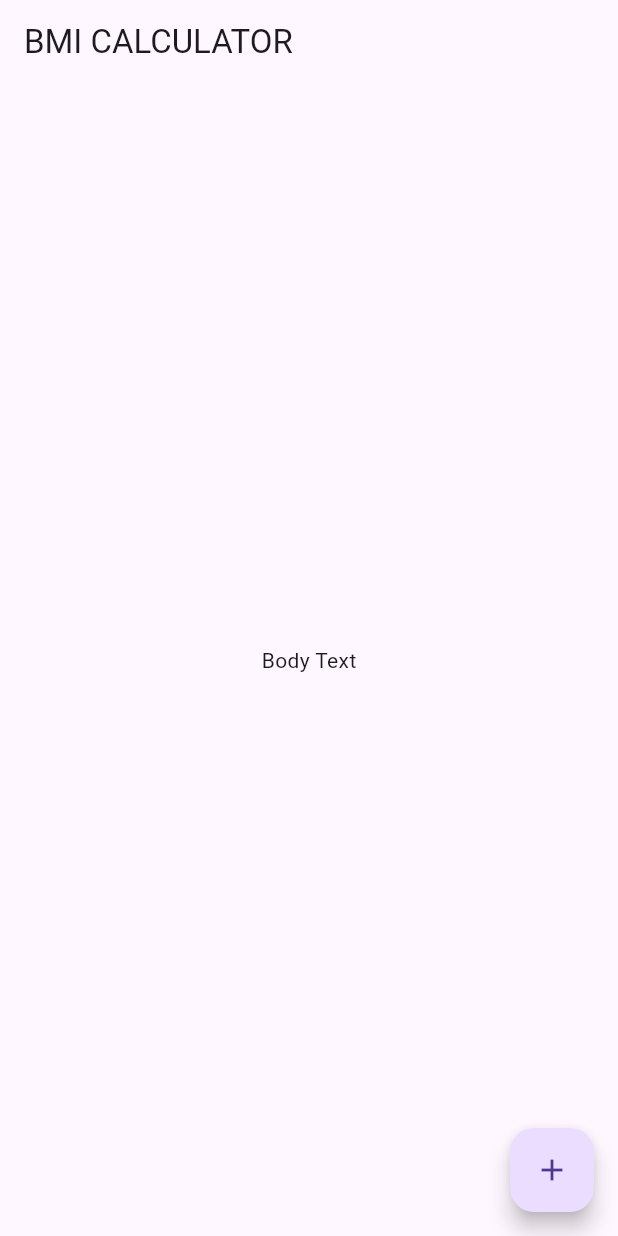
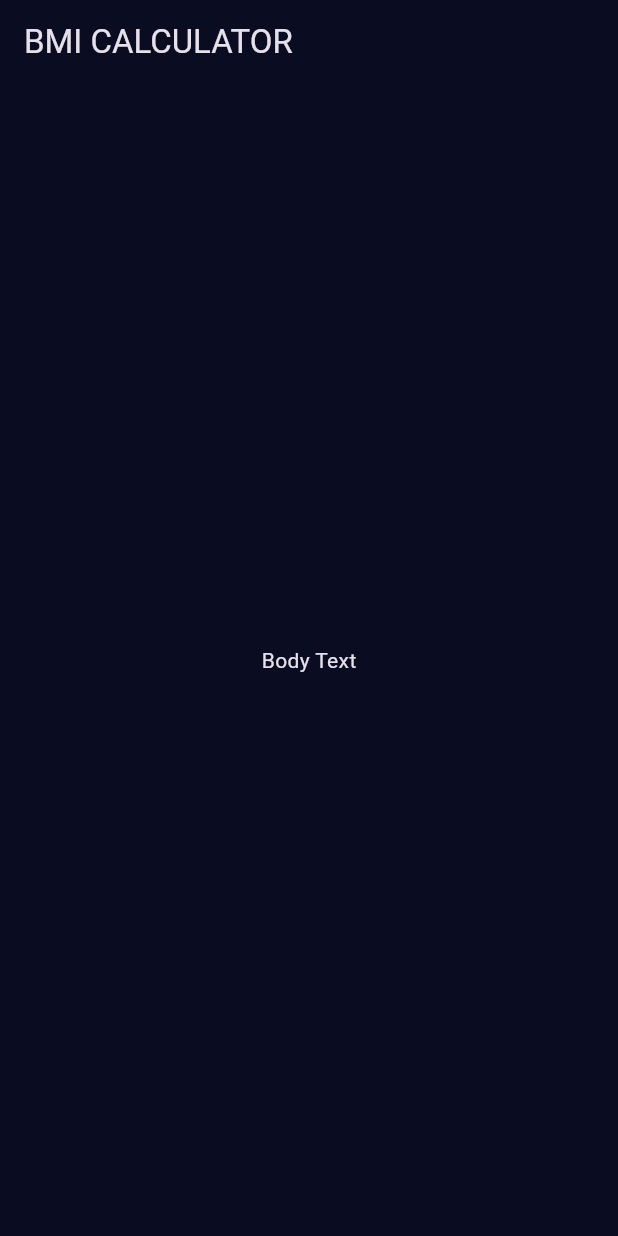
Before and after one commit to Asghari-0f0/BMI_calculator, a Flutter app: the screen it shows after launch, on a phone screen of 412 x 824 dp. Run offline on Flutter 3.47's test engine with Material 3 defaults, Android fonts, the phone set to English and light mode, and no system bars.

Commit message:
added input_page

```diff
--- /dev/null
+++ b/lib/input_Page.dart
@@ -0,0 +1,20 @@
+// ignore_for_file: file_names
+
+import 'package:flutter/material.dart';
+
+class InputPage extends StatefulWidget {
+  const InputPage({super.key});
+
+  @override
+  State<InputPage> createState() => _InputPageState();
+}
+
+class _InputPageState extends State<InputPage> {
+  @override
+  Widget build(BuildContext context) {
+    return Scaffold(
+      appBar: AppBar(title: Text('BMI CALCULATOR')),
+      body: Center(child: Text('Body Text')),
+    );
+  }
+}
--- a/lib/main.dart
+++ b/lib/main.dart
@@ -1,4 +1,5 @@
 import 'package:flutter/material.dart';
+import 'package:my_app/input_Page.dart';
 
 void main() => runApp(BMICalculator());
 
@@ -7,27 +8,14 @@ class BMICalculator extends StatelessWidget {
 
   @override
   Widget build(BuildContext context) {
-    return MaterialApp(home: InputPage());
-  }
-}
+    return MaterialApp(
+      theme: ThemeData.dark().copyWith(
+        appBarTheme: AppBarTheme(backgroundColor: Color(0xFF0A0D22)),
 
-class InputPage extends StatefulWidget {
-  const InputPage({super.key});
-
-  @override
-  State<InputPage> createState() => _InputPageState();
-}
-
-class _InputPageState extends State<InputPage> {
-  @override
-  Widget build(BuildContext context) {
-    return Scaffold(
-      appBar: AppBar(title: Text('BMI CALCULATOR')),
-      body: Center(child: Text('Body Text')),
-      floatingActionButton: FloatingActionButton(
-        child: Icon(Icons.add),
-        onPressed: () {},
+        scaffoldBackgroundColor: Color(0xFF0A0D22),
       ),
+      home: InputPage(),
+      debugShowCheckedModeBanner: false,
     );
   }
 }
```
